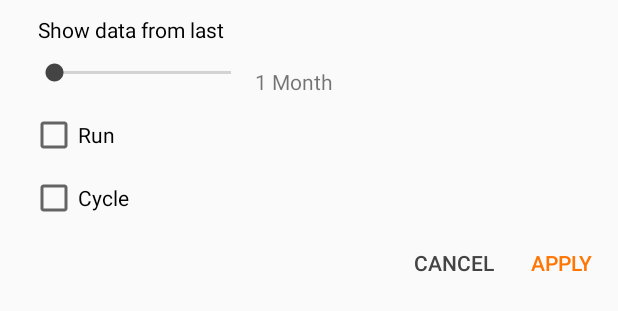
After one commit to DCRichards/stravadora, an Android app: the layout filter_dialog_layout.xml on its own in the app's theme, with its tools: preview values and no code run, on a phone screen of 412 x 824 dp. The commit adds this screen. Shown: the top 311 px of the screen. Run offline under Robolectric (Android 15) with nearby library versions, the phone set to English and light mode, and no system bars; network calls fail.

Commit message:
added filter button event and custom filter layout

```diff
--- a/app/src/main/java/com/dcrichards/stravadora/MainActivity.java
+++ b/app/src/main/java/com/dcrichards/stravadora/MainActivity.java
@@ -1,5 +1,6 @@
 package com.dcrichards.stravadora;
 
+import android.app.Dialog;
 import android.app.ProgressDialog;
 import android.graphics.Color;
 import android.os.Bundle;
@@ -13,6 +14,7 @@ import android.util.Log;
 import android.view.Gravity;
 import android.view.MenuItem;
 import android.view.View;
+import android.view.ViewGroup;
 import android.widget.ImageView;
 import android.widget.TextView;
 
@@ -28,6 +30,7 @@ public class MainActivity extends AppCompatActivity implements NavigationView.On
     private StravaClient strava;
     private StravadoraMap map;
     private ProgressDialog loadingDialog;
+    private Dialog filterDialog;
     private DrawerLayout drawer;
     private HashMap<Integer, StravaActivity> cachedActivities = new HashMap<>();
     private StravaActivity currentActivity;
@@ -39,6 +42,15 @@ public class MainActivity extends AppCompatActivity implements NavigationView.On
         drawer = (DrawerLayout) findViewById(R.id.drawer_layout);
         NavigationView navigationView = (NavigationView) findViewById(R.id.nav_view);
         navigationView.setNavigationItemSelectedListener(this);
+        map = new StravadoraMap((MapView) findViewById(R.id.mapview));
+        map.create(this.getApplicationContext(), savedInstanceState);
+        strava = new StravaClient(this.getApplicationContext());
+        setupClickListeners();
+        getProfileInfo();
+        updateMap();
+    }
+
+    private void setupClickListeners() {
         FloatingActionButton menuButton = (FloatingActionButton) findViewById(R.id.menuButton);
         menuButton.setOnClickListener(new View.OnClickListener() {
             @Override
@@ -46,8 +58,13 @@ public class MainActivity extends AppCompatActivity implements NavigationView.On
                 onMenuButtonClicked();
             }
         });
-        map = new StravadoraMap((MapView) findViewById(R.id.mapview));
-        map.create(this.getApplicationContext(), savedInstanceState);
+        FloatingActionButton filterButton = (FloatingActionButton) findViewById(R.id.filterButton);
+        filterButton.setOnClickListener(new View.OnClickListener() {
+            @Override
+            public void onClick(View v) {
+                onFilterButtonClicked();
+            }
+        });
         map.setMarkerClickListener(new MapView.OnMarkerClickListener() {
             @Override
             public boolean onMarkerClick(Marker marker) {
@@ -56,9 +73,6 @@ public class MainActivity extends AppCompatActivity implements NavigationView.On
                 return true;
             }
         });
-        strava = new StravaClient(this.getApplicationContext());
-        getProfileInfo();
-        updateMap();
     }
 
     private void updateMap() {
@@ -142,6 +156,14 @@ public class MainActivity extends AppCompatActivity implements NavigationView.On
         loadingDialog.cancel();
     }
 
+    private void onFilterButtonClicked() {
+        filterDialog = new Dialog(MainActivity.this);
+        filterDialog.setTitle(getResources().getString(R.string.filter_dialog_title));
+        View dialogLayout = this.getLayoutInflater().inflate(R.layout.filter_dialog_layout,null);
+        filterDialog.setContentView(dialogLayout);
+        filterDialog.show();
+    }
+
     @Override
     public void onBackPressed() {
         DrawerLayout drawer = (DrawerLayout) findViewById(R.id.drawer_layout);
--- /dev/null
+++ b/app/src/main/res/layout/filter_dialog_layout.xml
@@ -0,0 +1,82 @@
+<?xml version="1.0" encoding="utf-8"?>
+<RelativeLayout xmlns:android="http://schemas.android.com/apk/res/android"
+    android:layout_width="fill_parent" android:layout_height="fill_parent">
+
+    <LinearLayout
+        android:orientation="vertical"
+        android:layout_width="fill_parent"
+        android:layout_height="wrap_content"
+        android:paddingLeft="10dp"
+        android:layout_marginTop="10dp"
+        android:layout_marginLeft="10dp">
+
+        <TextView
+            android:layout_width="wrap_content"
+            android:layout_height="wrap_content"
+            android:text="Show data from last"
+            android:id="@+id/ageLabel"
+            android:layout_marginBottom="10dp"
+            android:textColor="#000"
+            android:layout_marginLeft="5dp" />
+
+        <LinearLayout
+            android:orientation="horizontal"
+            android:layout_width="match_parent"
+            android:layout_height="match_parent"
+            android:layout_marginBottom="10dp">
+
+            <SeekBar
+                android:layout_width="150dp"
+                android:layout_height="wrap_content"
+                android:id="@+id/ageBar"
+                android:indeterminate="false" />
+
+            <TextView
+                android:layout_width="wrap_content"
+                android:layout_height="wrap_content"
+                android:text="1 Month"
+                android:id="@+id/ageValue"
+                android:layout_marginTop="5dp" />
+        </LinearLayout>
+
+        <CheckBox
+            android:layout_width="wrap_content"
+            android:layout_height="wrap_content"
+            android:text="Run"
+            android:id="@+id/runCheckbox"
+            android:layout_marginBottom="10dp" />
+
+        <CheckBox
+            android:layout_width="wrap_content"
+            android:layout_height="wrap_content"
+            android:text="Cycle"
+            android:id="@+id/cycleCheckbox" />
+
+        <LinearLayout
+            android:orientation="horizontal"
+            android:layout_width="wrap_content"
+            android:layout_height="match_parent"
+            android:layout_gravity="right"
+            android:layout_marginRight="5dp">
+
+            <Button
+                style="@style/Base.Widget.AppCompat.Button.ButtonBar.AlertDialog"
+                android:layout_width="wrap_content"
+                android:layout_height="wrap_content"
+                android:text="cancel"
+                android:id="@+id/cancelButton" />
+
+            <Button
+                android:layout_width="wrap_content"
+                android:layout_height="wrap_content"
+                android:text="apply"
+                android:id="@+id/okButton"
+                android:layout_alignParentBottom="true"
+                android:layout_alignParentRight="true"
+                style="@style/Base.Widget.AppCompat.Button.ButtonBar.AlertDialog"
+                android:textColor="@color/colorPrimaryDark" />
+        </LinearLayout>
+
+    </LinearLayout>
+
+</RelativeLayout>
--- a/app/src/main/res/values/strings.xml
+++ b/app/src/main/res/values/strings.xml
@@ -4,4 +4,5 @@
     <string name="title_activity_drawer">Stravadora</string>
     <string name="navigation_drawer_open">Open navigation drawer</string>
     <string name="navigation_drawer_close">Close navigation drawer</string>
+    <string name="filter_dialog_title">Filter</string>
 </resources>
--- a/app/src/main/res/values/styles.xml
+++ b/app/src/main/res/values/styles.xml
@@ -8,4 +8,10 @@
     </style>
     <style name="AppTheme.AppBarOverlay" parent="ThemeOverlay.AppCompat.Dark.ActionBar" />
     <style name="AppTheme.PopupOverlay" parent="ThemeOverlay.AppCompat.Light" />
+    <!-- custom divider -->
+    <style name="Divider">
+        <item name="android:layout_width">match_parent</item>
+        <item name="android:layout_height">1dp</item>
+        <item name="android:background">?android:attr/listDivider</item>
+    </style>
 </resources>
```
